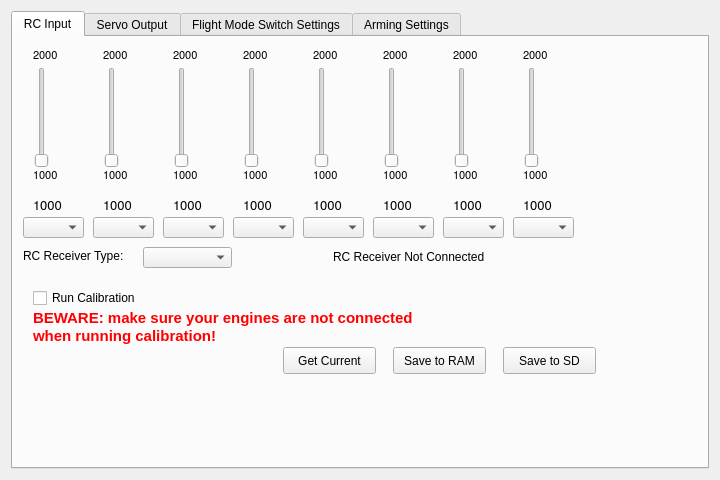
Above: ground/openpilotgcs/src/plugins/config/settingswidget.ui from openpilot/OpenPilot before the change. Below: the same form after it.
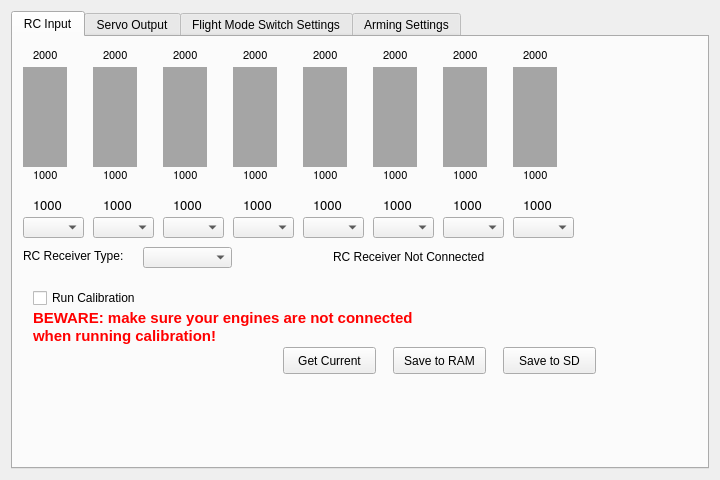
That is the form after the change. Custom widgets are drawn as their Qt base class.

Commit message: Changed the RC input sliders for vertical bars. Simplified some code areas.

Patch:
```diff
--- a/ground/openpilotgcs/src/plugins/config/settingswidget.ui
+++ b/ground/openpilotgcs/src/plugins/config/settingswidget.ui
@@ -50,28 +50,6 @@
         <string>2000</string>
        </property>
       </widget>
-      <widget class="QSlider" name="ch4Slider">
-       <property name="geometry">
-        <rect>
-         <x>300</x>
-         <y>30</y>
-         <width>18</width>
-         <height>101</height>
-        </rect>
-       </property>
-       <property name="toolTip">
-        <string>Channel neutral value.</string>
-       </property>
-       <property name="minimum">
-        <number>1000</number>
-       </property>
-       <property name="maximum">
-        <number>2000</number>
-       </property>
-       <property name="orientation">
-        <enum>Qt::Vertical</enum>
-       </property>
-      </widget>
       <widget class="QLabel" name="ch0Cur">
        <property name="geometry">
         <rect>
@@ -248,28 +226,6 @@
         <string>Get Current</string>
        </property>
       </widget>
-      <widget class="QSlider" name="ch3Slider">
-       <property name="geometry">
-        <rect>
-         <x>230</x>
-         <y>30</y>
-         <width>18</width>
-         <height>101</height>
-        </rect>
-       </property>
-       <property name="toolTip">
-        <string>Channel neutral value.</string>
-       </property>
-       <property name="minimum">
-        <number>1000</number>
-       </property>
-       <property name="maximum">
-        <number>2000</number>
-       </property>
-       <property name="orientation">
-        <enum>Qt::Vertical</enum>
-       </property>
-      </widget>
       <widget class="QLabel" name="ch2Min">
        <property name="geometry">
         <rect>
@@ -448,28 +404,6 @@
         <string>1000</string>
        </property>
       </widget>
-      <widget class="QSlider" name="ch7Slider">
-       <property name="geometry">
-        <rect>
-         <x>510</x>
-         <y>30</y>
-         <width>18</width>
-         <height>101</height>
-        </rect>
-       </property>
-       <property name="toolTip">
-        <string>Channel neutral value.</string>
-       </property>
-       <property name="minimum">
-        <number>1000</number>
-       </property>
-       <property name="maximum">
-        <number>2000</number>
-       </property>
-       <property name="orientation">
-        <enum>Qt::Vertical</enum>
-       </property>
-      </widget>
       <widget class="QPushButton" name="saveRCInputToRAM">
        <property name="geometry">
         <rect>
@@ -512,28 +446,6 @@
         <bool>true</bool>
        </property>
       </widget>
-      <widget class="QSlider" name="ch1Slider">
-       <property name="geometry">
-        <rect>
-         <x>90</x>
-         <y>30</y>
-         <width>18</width>
-         <height>101</height>
-        </rect>
-       </property>
-       <property name="toolTip">
-        <string>Channel neutral value.</string>
-       </property>
-       <property name="minimum">
-        <number>1000</number>
-       </property>
-       <property name="maximum">
-        <number>2000</number>
-       </property>
-       <property name="orientation">
-        <enum>Qt::Vertical</enum>
-       </property>
-      </widget>
       <widget class="QLabel" name="ch3Min">
        <property name="geometry">
         <rect>
@@ -640,28 +552,6 @@
         <string>1000</string>
        </property>
       </widget>
-      <widget class="QSlider" name="ch2Slider">
-       <property name="geometry">
-        <rect>
-         <x>160</x>
-         <y>30</y>
-         <width>18</width>
-         <height>101</height>
-        </rect>
-       </property>
-       <property name="toolTip">
-        <string>Channel neutral value.</string>
-       </property>
-       <property name="minimum">
-        <number>1000</number>
-       </property>
-       <property name="maximum">
-        <number>2000</number>
-       </property>
-       <property name="orientation">
-        <enum>Qt::Vertical</enum>
-       </property>
-      </widget>
       <widget class="QLabel" name="ch5Min">
        <property name="geometry">
         <rect>
@@ -794,28 +684,6 @@
         <string>2000</string>
        </property>
       </widget>
-      <widget class="QSlider" name="ch0Slider">
-       <property name="geometry">
-        <rect>
-         <x>20</x>
-         <y>30</y>
-         <width>18</width>
-         <height>101</height>
-        </rect>
-       </property>
-       <property name="toolTip">
-        <string>Channel neutral value.</string>
-       </property>
-       <property name="minimum">
-        <number>1000</number>
-       </property>
-       <property name="maximum">
-        <number>2000</number>
-       </property>
-       <property name="orientation">
-        <enum>Qt::Vertical</enum>
-       </property>
-      </widget>
       <widget class="QLabel" name="ch1Max">
        <property name="geometry">
         <rect>
@@ -870,50 +738,6 @@
         <string>1000</string>
        </property>
       </widget>
-      <widget class="QSlider" name="ch5Slider">
-       <property name="geometry">
-        <rect>
-         <x>370</x>
-         <y>30</y>
-         <width>18</width>
-         <height>101</height>
-        </rect>
-       </property>
-       <property name="toolTip">
-        <string>Channel neutral value.</string>
-       </property>
-       <property name="minimum">
-        <number>1000</number>
-       </property>
-       <property name="maximum">
-        <number>2000</number>
-       </property>
-       <property name="orientation">
-        <enum>Qt::Vertical</enum>
-       </property>
-      </widget>
-      <widget class="QSlider" name="ch6Slider">
-       <property name="geometry">
-        <rect>
-         <x>440</x>
-         <y>30</y>
-         <width>18</width>
-         <height>101</height>
-        </rect>
-       </property>
-       <property name="toolTip">
-        <string>Channel neutral value.</string>
-       </property>
-       <property name="minimum">
-        <number>1000</number>
-       </property>
-       <property name="maximum">
-        <number>2000</number>
-       </property>
-       <property name="orientation">
-        <enum>Qt::Vertical</enum>
-       </property>
-      </widget>
       <widget class="QComboBox" name="ch1Assign">
        <property name="geometry">
         <rect>
@@ -1109,6 +933,254 @@
 &lt;p style=&quot; margin-top:0px; margin-bottom:0px; margin-left:0px; margin-right:0px; -qt-block-indent:0; text-indent:0px;&quot;&gt;&lt;span style=&quot; font-weight:600; color:#ff0000;&quot;&gt;when running calibration!&lt;/span&gt;&lt;/p&gt;&lt;/body&gt;&lt;/html&gt;</string>
        </property>
       </widget>
+      <widget class="WidgetBar" name="widgetBarCH0" native="true">
+       <property name="geometry">
+        <rect>
+         <x>10</x>
+         <y>30</y>
+         <width>44</width>
+         <height>100</height>
+        </rect>
+       </property>
+       <property name="sizePolicy">
+        <sizepolicy hsizetype="Expanding" vsizetype="Expanding">
+         <horstretch>0</horstretch>
+         <verstretch>0</verstretch>
+        </sizepolicy>
+       </property>
+       <property name="minimumSize">
+        <size>
+         <width>1</width>
+         <height>1</height>
+        </size>
+       </property>
+       <property name="mouseTracking">
+        <bool>false</bool>
+       </property>
+       <property name="autoFillBackground">
+        <bool>false</bool>
+       </property>
+       <property name="styleSheet">
+        <string notr="true">background-color: rgb(165, 165, 165);</string>
+       </property>
+      </widget>
+      <widget class="WidgetBar" name="widgetBarCH1" native="true">
+       <property name="geometry">
+        <rect>
+         <x>80</x>
+         <y>30</y>
+         <width>44</width>
+         <height>100</height>
+        </rect>
+       </property>
+       <property name="sizePolicy">
+        <sizepolicy hsizetype="Expanding" vsizetype="Expanding">
+         <horstretch>0</horstretch>
+         <verstretch>0</verstretch>
+        </sizepolicy>
+       </property>
+       <property name="minimumSize">
+        <size>
+         <width>1</width>
+         <height>1</height>
+        </size>
+       </property>
+       <property name="mouseTracking">
+        <bool>false</bool>
+       </property>
+       <property name="autoFillBackground">
+        <bool>false</bool>
+       </property>
+       <property name="styleSheet">
+        <string notr="true">background-color: rgb(165, 165, 165);</string>
+       </property>
+      </widget>
+      <widget class="WidgetBar" name="widgetBarCH2" native="true">
+       <property name="geometry">
+        <rect>
+         <x>150</x>
+         <y>30</y>
+         <width>44</width>
+         <height>100</height>
+        </rect>
+       </property>
+       <property name="sizePolicy">
+        <sizepolicy hsizetype="Expanding" vsizetype="Expanding">
+         <horstretch>0</horstretch>
+         <verstretch>0</verstretch>
+        </sizepolicy>
+       </property>
+       <property name="minimumSize">
+        <size>
+         <width>1</width>
+         <height>1</height>
+        </size>
+       </property>
+       <property name="mouseTracking">
+        <bool>false</bool>
+       </property>
+       <property name="autoFillBackground">
+        <bool>false</bool>
+       </property>
+       <property name="styleSheet">
+        <string notr="true">background-color: rgb(165, 165, 165);</string>
+       </property>
+      </widget>
+      <widget class="WidgetBar" name="widgetBarCH3" native="true">
+       <property name="geometry">
+        <rect>
+         <x>220</x>
+         <y>30</y>
+         <width>44</width>
+         <height>100</height>
+        </rect>
+       </property>
+       <property name="sizePolicy">
+        <sizepolicy hsizetype="Expanding" vsizetype="Expanding">
+         <horstretch>0</horstretch>
+         <verstretch>0</verstretch>
+        </sizepolicy>
+       </property>
+       <property name="minimumSize">
+        <size>
+         <width>1</width>
+         <height>1</height>
+        </size>
+       </property>
+       <property name="mouseTracking">
+        <bool>false</bool>
+       </property>
+       <property name="autoFillBackground">
+        <bool>false</bool>
+       </property>
+       <property name="styleSheet">
+        <string notr="true">background-color: rgb(165, 165, 165);</string>
+       </property>
+      </widget>
+      <widget class="WidgetBar" name="widgetBarCH4" native="true">
+       <property name="geometry">
+        <rect>
+         <x>290</x>
+         <y>30</y>
+         <width>44</width>
+         <height>100</height>
+        </rect>
+       </property>
+       <property name="sizePolicy">
+        <sizepolicy hsizetype="Expanding" vsizetype="Expanding">
+         <horstretch>0</horstretch>
+         <verstretch>0</verstretch>
+        </sizepolicy>
+       </property>
+       <property name="minimumSize">
+        <size>
+         <width>1</width>
+         <height>1</height>
+        </size>
+       </property>
+       <property name="mouseTracking">
+        <bool>false</bool>
+       </property>
+       <property name="autoFillBackground">
+        <bool>false</bool>
+       </property>
+       <property name="styleSheet">
+        <string notr="true">background-color: rgb(165, 165, 165);</string>
+       </property>
+      </widget>
+      <widget class="WidgetBar" name="widgetBarCH5" native="true">
+       <property name="geometry">
+        <rect>
+         <x>360</x>
+         <y>30</y>
+         <width>44</width>
+         <height>100</height>
+        </rect>
+       </property>
+       <property name="sizePolicy">
+        <sizepolicy hsizetype="Expanding" vsizetype="Expanding">
+         <horstretch>0</horstretch>
+         <verstretch>0</verstretch>
+        </sizepolicy>
+       </property>
+       <property name="minimumSize">
+        <size>
+         <width>1</width>
+         <height>1</height>
+        </size>
+       </property>
+       <property name="mouseTracking">
+        <bool>false</bool>
+       </property>
+       <property name="autoFillBackground">
+        <bool>false</bool>
+       </property>
+       <property name="styleSheet">
+        <string notr="true">background-color: rgb(165, 165, 165);</string>
+       </property>
+      </widget>
+      <widget class="WidgetBar" name="widgetBarCH6" native="true">
+       <property name="geometry">
+        <rect>
+         <x>430</x>
+         <y>30</y>
+         <width>44</width>
+         <height>100</height>
+        </rect>
+       </property>
+       <property name="sizePolicy">
+        <sizepolicy hsizetype="Expanding" vsizetype="Expanding">
+         <horstretch>0</horstretch>
+         <verstretch>0</verstretch>
+        </sizepolicy>
+       </property>
+       <property name="minimumSize">
+        <size>
+         <width>1</width>
+         <height>1</height>
+        </size>
+       </property>
+       <property name="mouseTracking">
+        <bool>false</bool>
+       </property>
+       <property name="autoFillBackground">
+        <bool>false</bool>
+       </property>
+       <property name="styleSheet">
+        <string notr="true">background-color: rgb(165, 165, 165);</string>
+       </property>
+      </widget>
+      <widget class="WidgetBar" name="widgetBarCH7" native="true">
+       <property name="geometry">
+        <rect>
+         <x>500</x>
+         <y>30</y>
+         <width>44</width>
+         <height>100</height>
+        </rect>
+       </property>
+       <property name="sizePolicy">
+        <sizepolicy hsizetype="Expanding" vsizetype="Expanding">
+         <horstretch>0</horstretch>
+         <verstretch>0</verstretch>
+        </sizepolicy>
+       </property>
+       <property name="minimumSize">
+        <size>
+         <width>1</width>
+         <height>1</height>
+        </size>
+       </property>
+       <property name="mouseTracking">
+        <bool>false</bool>
+       </property>
+       <property name="autoFillBackground">
+        <bool>false</bool>
+       </property>
+       <property name="styleSheet">
+        <string notr="true">background-color: rgb(165, 165, 165);</string>
+       </property>
+      </widget>
      </widget>
      <widget class="QWidget" name="tab_2">
       <attribute name="title">
@@ -2928,6 +3000,13 @@
    </item>
   </layout>
  </widget>
+ <customwidgets>
+  <customwidget>
+   <class>WidgetBar</class>
+   <extends>QWidget</extends>
+   <header location="global">widgetbar.h</header>
+  </customwidget>
+ </customwidgets>
  <tabstops>
   <tabstop>ch0Slider</tabstop>
   <tabstop>ch1Slider</tabstop>
```
Left out of the diff: 267 changed lines with no effect on the pictures. The commit also changes 5 other files.
